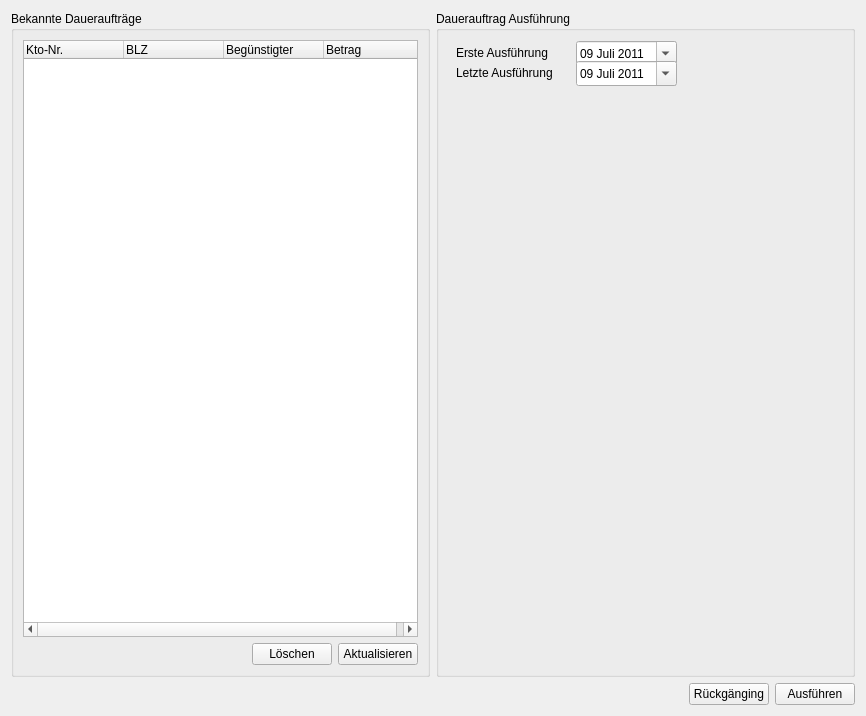
This is src/pages/page_da_edit_delete.ui in schmufu/abtransfers as Qt 5 draws it before an edit. The edited form follows.
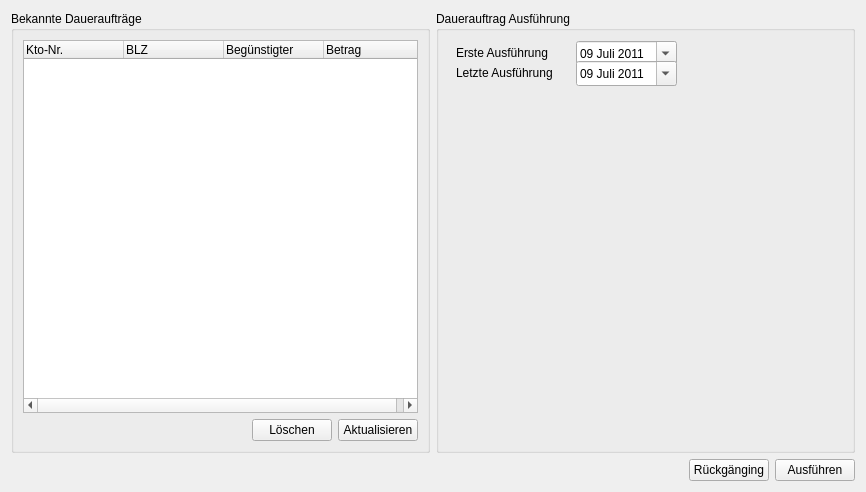
This is the edited form.

The edit to the form file:
```diff
--- a/src/pages/page_da_edit_delete.ui
+++ b/src/pages/page_da_edit_delete.ui
@@ -7,7 +7,7 @@
     <x>0</x>
     <y>0</y>
     <width>866</width>
-    <height>716</height>
+    <height>492</height>
    </rect>
   </property>
   <property name="windowTitle">
```
